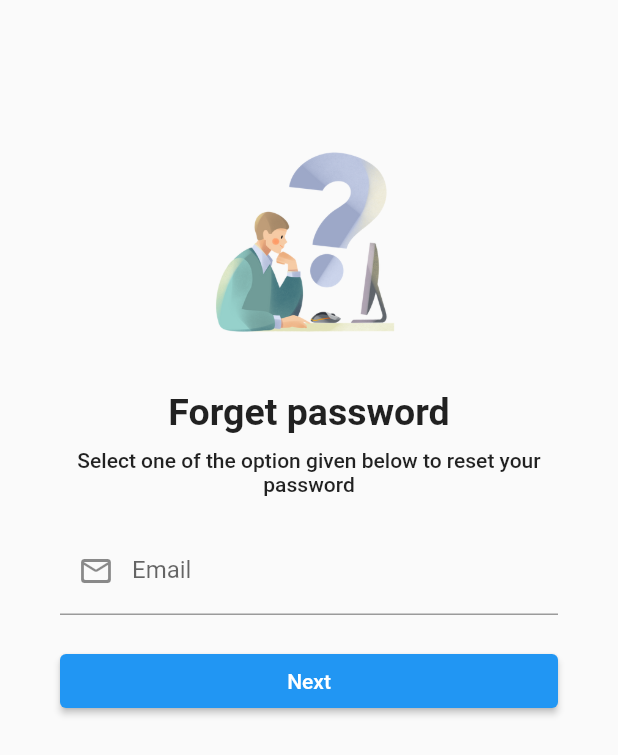
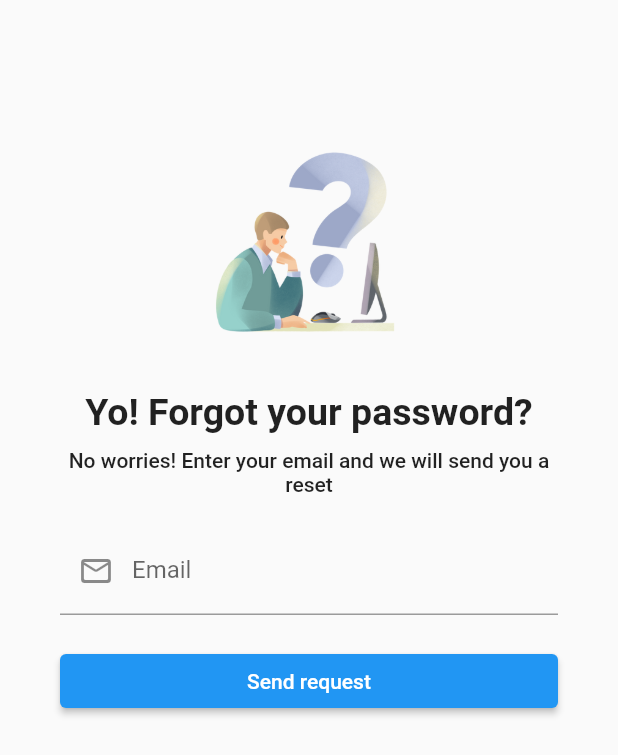
Before and after one commit to omaimaarif/kids-app, a Flutter app: the ForgetPasswordMailScreen screen opened directly, on a phone screen of 412 x 824 dp. Shown: the top 755 px of the screen. Run offline on Flutter 3.47's test engine with Material 2 defaults, Android fonts, the phone set to English and light mode, and no system bars; our stand-ins replace awesome_dialog, firebase_auth, firebase_core, get, google_fonts, rive and 1 more; accounts and stored records are empty.

Commit message:
new update

```diff
--- a/lib/main.dart
+++ b/lib/main.dart
@@ -48,4 +48,4 @@ class _MyAppState extends State<MyApp> {
     );
   }
 }
-//FirebaseAuth.instance.currentUser==null?OnBordingScreen(): HomePageScreen(),
+//FirebaseAuth.instance.currentUser==null?OnBordingScreen(): HomeScreen(),
--- a/lib/screens/forget_password/forget_password_mail.dart
+++ b/lib/screens/forget_password/forget_password_mail.dart
@@ -18,9 +18,9 @@ class ForgetPasswordMailScreen extends StatelessWidget {
                 image:
                 AssetImage("lib/assets/forget.png"),width: 150,height: 150,),
               SizedBox(height: 20),
-              Text("Forget password", style: TextStyle(fontSize: 25,fontWeight: FontWeight.bold)),
+              Text("Yo! Forgot your password?", style: TextStyle(fontSize: 25,fontWeight: FontWeight.bold)),
               SizedBox(height: 10),
-              Text("Select one of the option given below to reset your password", style: Theme.of(context).textTheme.bodyLarge,
+              Text("No worries! Enter your email and we will send you a reset", style: Theme.of(context).textTheme.bodyLarge,
                   textAlign: TextAlign.center),
 
               SizedBox(height: 20),
@@ -38,7 +38,7 @@ class ForgetPasswordMailScreen extends StatelessWidget {
                   SizedBox(
                     width: double.infinity,
                     child: ElevatedButton(onPressed: (){},
-                      child: Text("Next"),
+                      child: Text("Send request"),
 
                     ),
                   )
```
